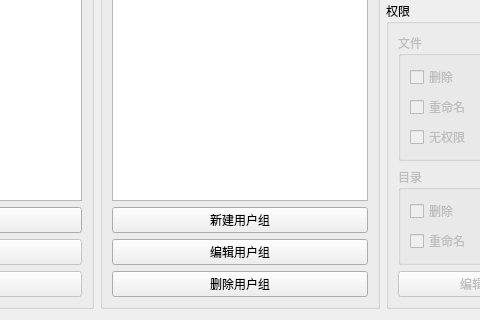
First picture: the form in setusergroupwindow.ui, repository z1908144712/QtFtpServer, before the edit; both pictures show x 197 to 677 and y 250 to 570 of the 790 by 570 pixel window.
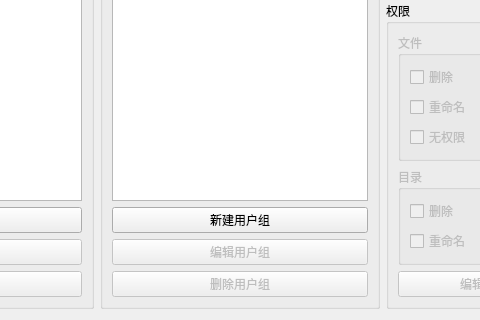
Second picture: the form after the edit.

```diff
--- a/setusergroupwindow.ui
+++ b/setusergroupwindow.ui
@@ -92,13 +92,22 @@
         </item>
         <item>
          <widget class="QPushButton" name="edit_group">
+          <property name="enabled">
+           <bool>false</bool>
+          </property>
           <property name="text">
            <string>编辑用户组</string>
           </property>
+          <property name="checkable">
+           <bool>false</bool>
+          </property>
          </widget>
         </item>
         <item>
          <widget class="QPushButton" name="delete_group">
+          <property name="enabled">
+           <bool>false</bool>
+          </property>
           <property name="text">
            <string>删除用户组</string>
           </property>
```
Left out of the diff: 9 changed lines with no effect on the pictures.
